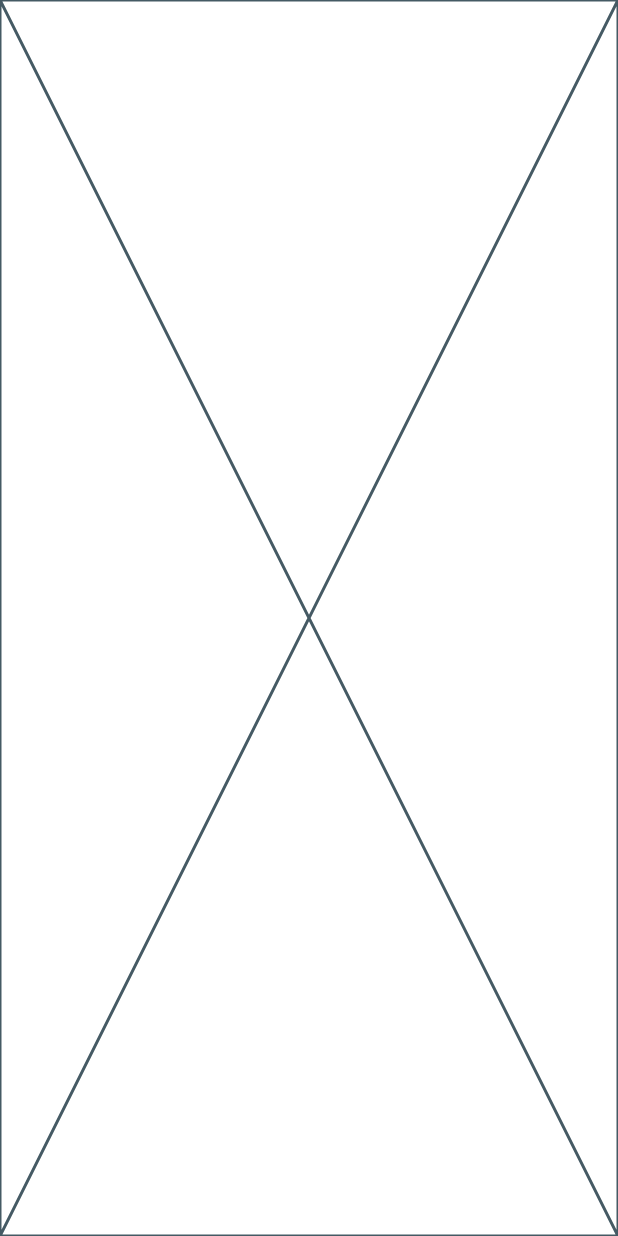
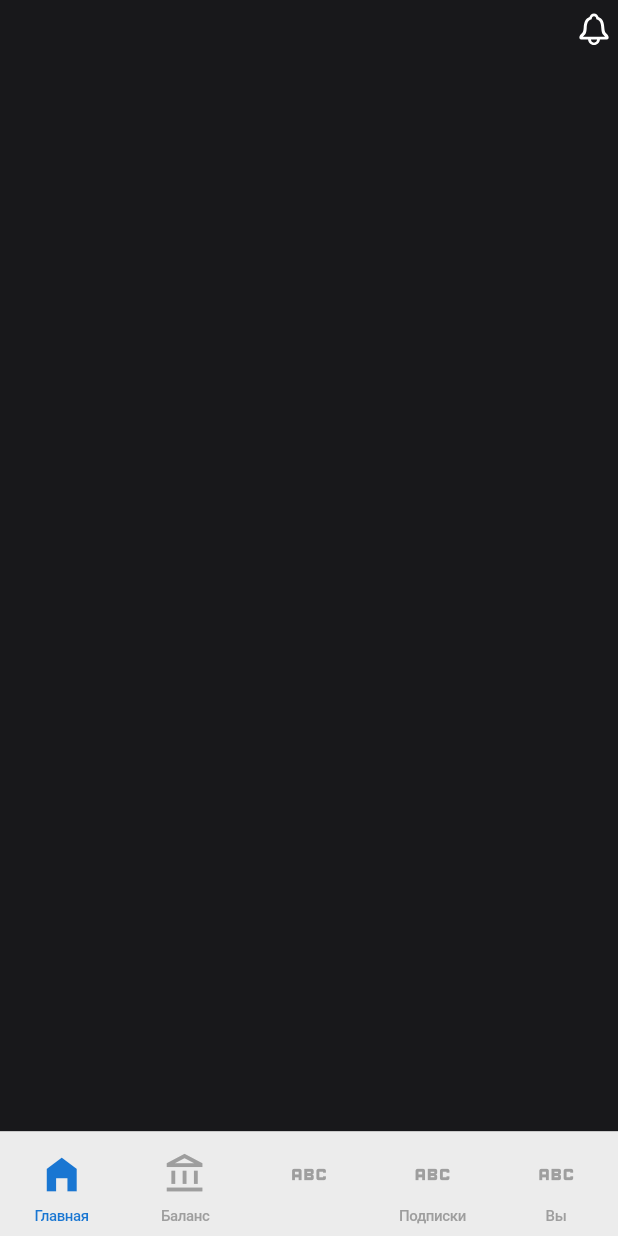
Before and after one commit to shceo/cryptoTradeApp, a Flutter app: the screen it shows after launch, on a phone screen of 412 x 824 dp. Run offline on Flutter 3.47's test engine with Material 2 defaults, Android fonts, the phone set to English and light mode, and no system bars; our stand-ins replace flutter_svg, go_router.

Commit message:
обновил тоже 7 утра

```diff
--- /dev/null
+++ b/lib/components/tab_bar_model.dart
@@ -0,0 +1,39 @@
+import 'package:flutter/material.dart';
+
+
+class NavigationTabItem extends StatelessWidget {
+  const NavigationTabItem({
+    super.key,
+    required this.icon,
+    required this.text,
+    required this.active,
+  });
+
+  final String text;
+  final IconData icon;
+  final bool active;
+
+  @override
+  Widget build(BuildContext context) {
+    return Container(
+      alignment: Alignment.bottomCenter,
+      margin: const EdgeInsets.only(top: 14),
+      child: Column(
+        children: [
+          Icon(
+            icon,
+            color: active ? Colors.blue[700] : Colors.grey,
+          ),
+          const SizedBox(
+            height: 7,
+          ),
+          Text(
+            text,
+            style: TextStyle(
+                fontSize: 10, color: active ? Colors.blue[700] : Colors.grey),
+          ),
+        ],
+      ),
+    );
+  }
+}
--- /dev/null
+++ b/lib/ui/pages/crypto_app_body/app_body.dart
@@ -0,0 +1,10 @@
+import 'package:flutter/material.dart';
+
+class CryptoAppBody extends StatelessWidget {
+  const CryptoAppBody({super.key});
+
+  @override
+  Widget build(BuildContext context) {
+    return const Placeholder();
+  }
+}
--- a/lib/ui/pages/home_page/home_page.dart
+++ b/lib/ui/pages/home_page/home_page.dart
@@ -1,10 +1,31 @@
+import 'package:crypto_trader/ui/pages/crypto_app_body/app_body.dart';
+import 'package:crypto_trader/ui/pages/tab_models/tab_bar_widget.dart';
+import 'package:crypto_trader/ui/pages/tab_pages/cr_balance_page.dart';
+import 'package:crypto_trader/ui/pages/tab_pages/e_card_page.dart';
+import 'package:crypto_trader/ui/pages/tab_pages/market_page.dart';
+import 'package:crypto_trader/ui/pages/tab_pages/profile.dart';
+import 'package:crypto_trader/ui/pages/tab_pages/tab_main_page.dart';
+import 'package:crypto_trader/ui/theme/crypto_colors.dart';
+import 'package:flutter/cupertino.dart';
 import 'package:flutter/material.dart';
 
 class CryptoHomePage extends StatelessWidget {
   const CryptoHomePage({super.key});
 
+  static List<Widget> screens = [
+    const MainPage(),
+    const CrBalancePage(),
+    const ECardPage(),
+    const MarketPage(),
+    const Profile(),
+  ];
+
   @override
   Widget build(BuildContext context) {
-    return const Placeholder();
+    return Scaffold(
+      backgroundColor: CryptoColors.notblack,
+      body: const CryptoAppBody(),
+      bottomNavigationBar: TabBarWidget(screens: screens),
+    );
   }
 }
--- /dev/null
+++ b/lib/ui/pages/tab_models/tab_bar_widget.dart
@@ -0,0 +1,90 @@
+import 'package:crypto_trader/components/tab_bar_model.dart';
+import 'package:flutter/cupertino.dart';
+import 'package:flutter/material.dart';
+
+class TabBarWidget extends StatelessWidget {
+  const TabBarWidget({
+    super.key,
+    required this.screens,
+  });
+
+  final List<Widget> screens;
+
+  @override
+  Widget build(BuildContext context) {
+    return CupertinoTabScaffold(
+      tabBar: CupertinoTabBar(
+        height: 70,
+        items: const [
+          BottomNavigationBarItem(
+            icon: NavigationTabItem(
+              icon: Icons.home_filled,
+              active: false,
+              text: 'Главная',
+            ),
+            activeIcon: NavigationTabItem(
+              icon: Icons.home_filled,
+              active: true,
+              text: 'Главная',
+            ),
+          ),
+          BottomNavigationBarItem(
+            icon: NavigationTabItem(
+              icon: Icons.account_balance_outlined,
+              active: false,
+              text: 'Баланс',
+            ),
+            activeIcon: NavigationTabItem(
+              icon: Icons.account_balance_outlined,
+              active: true,
+              text: 'Баланс',
+            ),
+          ),
+          BottomNavigationBarItem(
+            icon: NavigationTabItem(
+              icon: Icons.abc,
+              active: false,
+              text: '',
+            ),
+            activeIcon: NavigationTabItem(
+              icon: Icons.abc,
+              active: true,
+              text: '',
+            ),
+          ),
+          BottomNavigationBarItem(
+            icon: NavigationTabItem(
+              icon: Icons.abc,
+              active: false,
+              text: 'Подписки',
+            ),
+            activeIcon: NavigationTabItem(
+              icon: Icons.ad_units,
+              active: true,
+              text: 'Подписки',
+            ),
+          ),
+          BottomNavigationBarItem(
+            icon: NavigationTabItem(
+              icon: Icons.abc,
+              active: false,
+              text: 'Вы',
+            ),
+            activeIcon: NavigationTabItem(
+              icon: Icons.ad_units,
+              active: true,
+              text: 'Вы',
+            ),
+          ),
+        ],
+      ),
+      tabBuilder: (context, index) {
+        return CupertinoTabView(
+          builder: (context) {
+            return screens[index];
+          },
+        );
+      },
+    );
+  }
+}
--- /dev/null
+++ b/lib/ui/pages/tab_pages/cr_balance_page.dart
@@ -0,0 +1,10 @@
+import 'package:flutter/material.dart';
+
+class CrBalancePage extends StatelessWidget {
+  const CrBalancePage({super.key});
+
+  @override
+  Widget build(BuildContext context) {
+    return const Placeholder();
+  }
+}
--- /dev/null
+++ b/lib/ui/pages/tab_pages/e_card_page.dart
@@ -0,0 +1,10 @@
+import 'package:flutter/material.dart';
+
+class ECardPage extends StatelessWidget {
+  const ECardPage({super.key});
+
+  @override
+  Widget build(BuildContext context) {
+    return const Placeholder();
+  }
+}
--- /dev/null
+++ b/lib/ui/pages/tab_pages/market_page.dart
@@ -0,0 +1,10 @@
+import 'package:flutter/material.dart';
+
+class MarketPage extends StatelessWidget {
+  const MarketPage({super.key});
+
+  @override
+  Widget build(BuildContext context) {
+    return const Placeholder();
+  }
+}
--- /dev/null
+++ b/lib/ui/pages/tab_pages/profile.dart
@@ -0,0 +1,10 @@
+import 'package:flutter/material.dart';
+
+class Profile extends StatelessWidget {
+  const Profile({super.key});
+
+  @override
+  Widget build(BuildContext context) {
+    return const Placeholder();
+  }
+}
--- /dev/null
+++ b/lib/ui/pages/tab_pages/tab_main_page.dart
@@ -0,0 +1,22 @@
+import 'package:crypto_trader/ui/theme/crypto_colors.dart';
+import 'package:flutter/material.dart';
+import 'package:flutter_svg/svg.dart';
+
+class MainPage extends StatelessWidget {
+  const MainPage({super.key});
+
+  @override
+  Widget build(BuildContext context) {
+    return Scaffold(
+        backgroundColor: CryptoColors.notblack,
+        appBar: AppBar(
+          backgroundColor: CryptoColors.notblack,
+          toolbarHeight: 40,
+          actions: [
+            SvgPicture.asset(
+              'assets/icons/bell.svg',
+            ),
+          ],
+        ));
+  }
+}
--- a/lib/ui/theme/crypto_colors.dart
+++ b/lib/ui/theme/crypto_colors.dart
@@ -1,11 +1,12 @@
 import 'package:flutter/material.dart';
 
-abstract class AppColors {
+abstract class CryptoColors {
   static Color notblack = const Color(0xFF18181B);
-  static Color white = const Color(0xFFE8E8E8);
+  static Color notwhite = const Color(0xFFE8E8E8);
   static Color blue = const Color(0xFF0063F5);
   static Color graphGreen = const Color(0xFF21BF73);
   static Color graphRed = const Color(0xFFD90429);
   static Color grey = const Color(0xFF6C757D);
   static Color trueBlack = const Color(0x000ff000);
+  static Color trueWhite = const Color(0xFFFFFFFF);
 }
--- a/pubspec.yaml
+++ b/pubspec.yaml
@@ -71,7 +71,7 @@ flutter:
   # To add assets to your application, add an assets section, like this:
   assets:
     - assets/images/
-    - assets/images/
+    - assets/icons/
 
   # An image asset can refer to one or more resolution-specific "variants", see
   # https://flutter.dev/assets-and-images/#resolution-aware
```
Also changed, not shown: assets/icons/bell.svg (added), assets/icons/vector.svg (added), lib/ui/pages/search_page/search_page.dart (added).
